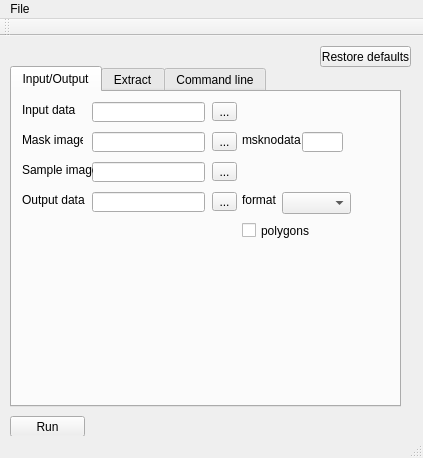
This is qt/pkextract_gui/mainwindow.ui in gitGNU/gnu_pktools as Qt 5 draws it before an edit. The edited form follows.
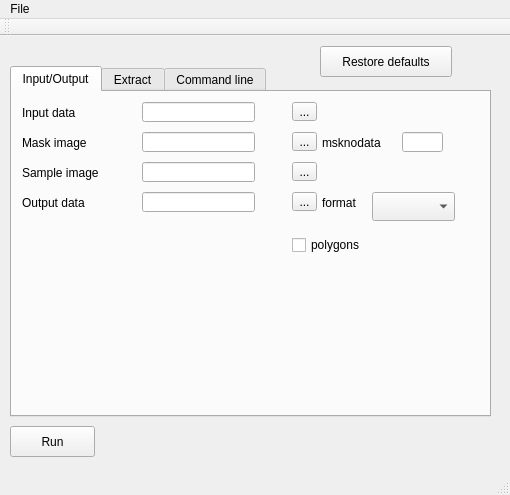
This is the edited form. The open tabs and pages were chosen to show the change.

Commit message: resize pkextract.ui, still need t include layouts...

The edit to the form file:
```diff
--- a/qt/pkextract_gui/mainwindow.ui
+++ b/qt/pkextract_gui/mainwindow.ui
@@ -6,21 +6,27 @@
    <rect>
     <x>0</x>
     <y>0</y>
-    <width>423</width>
-    <height>458</height>
+    <width>510</width>
+    <height>495</height>
    </rect>
   </property>
   <property name="windowTitle">
    <string>pksvm</string>
   </property>
   <widget class="QWidget" name="centralWidget">
+   <property name="minimumSize">
+    <size>
+     <width>423</width>
+     <height>392</height>
+    </size>
+   </property>
    <widget class="QTabWidget" name="tabWidget">
     <property name="geometry">
      <rect>
       <x>10</x>
       <y>30</y>
-      <width>391</width>
-      <height>341</height>
+      <width>481</width>
+      <height>351</height>
      </rect>
     </property>
     <property name="currentIndex">
@@ -35,8 +41,8 @@
        <rect>
         <x>10</x>
         <y>10</y>
-        <width>71</width>
-        <height>16</height>
+        <width>67</width>
+        <height>21</height>
        </rect>
       </property>
       <property name="toolTip">
@@ -49,7 +55,7 @@
      <widget class="QLineEdit" name="input">
       <property name="geometry">
        <rect>
-        <x>80</x>
+        <x>130</x>
         <y>10</y>
         <width>113</width>
         <height>20</height>
@@ -59,7 +65,7 @@
      <widget class="QToolButton" name="toolButton_input">
       <property name="geometry">
        <rect>
-        <x>200</x>
+        <x>280</x>
         <y>10</y>
         <width>25</width>
         <height>19</height>
@@ -74,8 +80,8 @@
        <rect>
         <x>10</x>
         <y>40</y>
-        <width>61</width>
-        <height>16</height>
+        <width>78</width>
+        <height>21</height>
        </rect>
       </property>
       <property name="toolTip">
@@ -88,7 +94,7 @@
      <widget class="QLineEdit" name="mask">
       <property name="geometry">
        <rect>
-        <x>80</x>
+        <x>130</x>
         <y>40</y>
         <width>113</width>
         <height>20</height>
@@ -98,7 +104,7 @@
      <widget class="QToolButton" name="toolButton_mask">
       <property name="geometry">
        <rect>
-        <x>200</x>
+        <x>280</x>
         <y>40</y>
         <width>25</width>
         <height>19</height>
@@ -111,10 +117,10 @@
      <widget class="QLabel" name="label_14">
       <property name="geometry">
        <rect>
-        <x>230</x>
+        <x>310</x>
         <y>40</y>
-        <width>61</width>
-        <height>16</height>
+        <width>73</width>
+        <height>21</height>
        </rect>
       </property>
       <property name="text">
@@ -124,7 +130,7 @@
      <widget class="QLineEdit" name="msknodata">
       <property name="geometry">
        <rect>
-        <x>290</x>
+        <x>390</x>
         <y>40</y>
         <width>41</width>
         <height>20</height>
@@ -136,8 +142,8 @@
        <rect>
         <x>10</x>
         <y>100</y>
-        <width>71</width>
-        <height>16</height>
+        <width>81</width>
+        <height>21</height>
        </rect>
       </property>
       <property name="toolTip">
@@ -150,7 +156,7 @@
      <widget class="QLineEdit" name="output">
       <property name="geometry">
        <rect>
-        <x>80</x>
+        <x>130</x>
         <y>100</y>
         <width>113</width>
         <height>20</height>
@@ -160,7 +166,7 @@
      <widget class="QToolButton" name="toolButton_output">
       <property name="geometry">
        <rect>
-        <x>200</x>
+        <x>280</x>
         <y>100</y>
         <width>25</width>
         <height>19</height>
@@ -173,7 +179,7 @@
      <widget class="QLineEdit" name="sample">
       <property name="geometry">
        <rect>
-        <x>80</x>
+        <x>130</x>
         <y>70</y>
         <width>113</width>
         <height>20</height>
@@ -183,7 +189,7 @@
      <widget class="QToolButton" name="toolButton_sample">
       <property name="geometry">
        <rect>
-        <x>200</x>
+        <x>280</x>
         <y>70</y>
         <width>25</width>
         <height>19</height>
@@ -198,8 +204,8 @@
        <rect>
         <x>10</x>
         <y>70</y>
-        <width>71</width>
-        <height>16</height>
+        <width>92</width>
+        <height>21</height>
        </rect>
       </property>
       <property name="toolTip">
@@ -212,10 +218,10 @@
      <widget class="QLabel" name="label_16">
       <property name="geometry">
        <rect>
-        <x>230</x>
+        <x>310</x>
         <y>100</y>
-        <width>41</width>
-        <height>16</height>
+        <width>45</width>
+        <height>21</height>
        </rect>
       </property>
       <property name="text">
@@ -225,20 +231,20 @@
      <widget class="QComboBox" name="f">
       <property name="geometry">
        <rect>
-        <x>270</x>
+        <x>360</x>
         <y>100</y>
-        <width>69</width>
-        <height>22</height>
+        <width>83</width>
+        <height>29</height>
        </rect>
       </property>
      </widget>
      <widget class="QCheckBox" name="polygon">
       <property name="geometry">
        <rect>
-        <x>230</x>
-        <y>130</y>
-        <width>71</width>
-        <height>17</height>
+        <x>280</x>
+        <y>140</y>
+        <width>91</width>
+        <height>26</height>
        </rect>
       </property>
       <property name="toolTip">
@@ -449,9 +455,9 @@
     <property name="geometry">
      <rect>
       <x>10</x>
-      <y>380</y>
-      <width>75</width>
-      <height>21</height>
+      <y>390</y>
+      <width>85</width>
+      <height>31</height>
      </rect>
     </property>
     <property name="text">
@@ -463,8 +469,8 @@
      <rect>
       <x>320</x>
       <y>10</y>
-      <width>91</width>
-      <height>21</height>
+      <width>132</width>
+      <height>31</height>
      </rect>
     </property>
     <property name="text">
@@ -477,8 +483,8 @@
     <rect>
      <x>0</x>
      <y>0</y>
-     <width>423</width>
-     <height>21</height>
+     <width>510</width>
+     <height>27</height>
     </rect>
    </property>
    <widget class="QMenu" name="menuFile">
```
Left out of the diff: 48 changed lines with no effect on the pictures.
